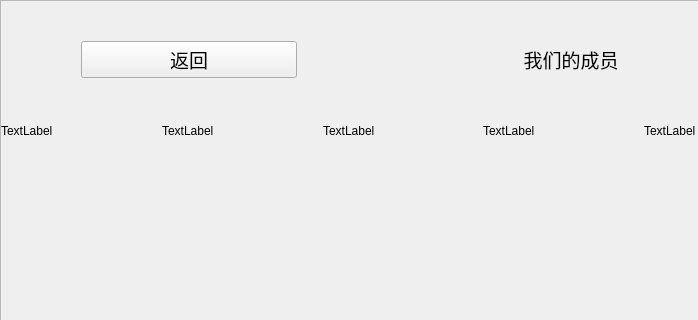
This is TomClock_QtCreator/screenUi/ourteam.ui in MeoRinLime/TomClock as Qt 5 draws it before an edit; both pictures show x 0 to 698 and y 0 to 320 of the 800 by 500 pixel window. The edited form follows.
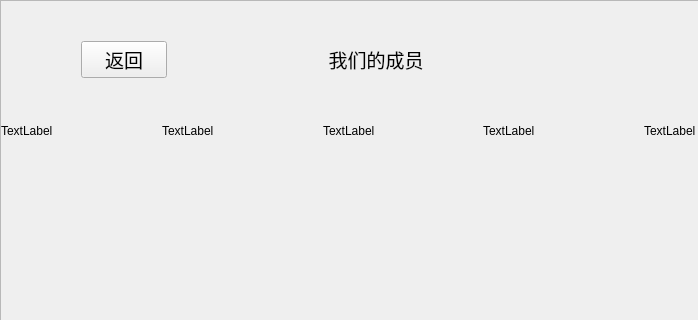
This is the edited form. Icons and pictures are not drawn.

Diff of the .ui file:
```diff
--- a/TomClock_QtCreator/screenUi/ourteam.ui
+++ b/TomClock_QtCreator/screenUi/ourteam.ui
@@ -158,11 +158,11 @@
              <enum>Qt::Horizontal</enum>
             </property>
             <property name="sizeType">
-             <enum>QSizePolicy::Preferred</enum>
+             <enum>QSizePolicy::Minimum</enum>
             </property>
             <property name="sizeHint" stdset="0">
              <size>
-              <width>40</width>
+              <width>300</width>
               <height>20</height>
              </size>
             </property>
```
